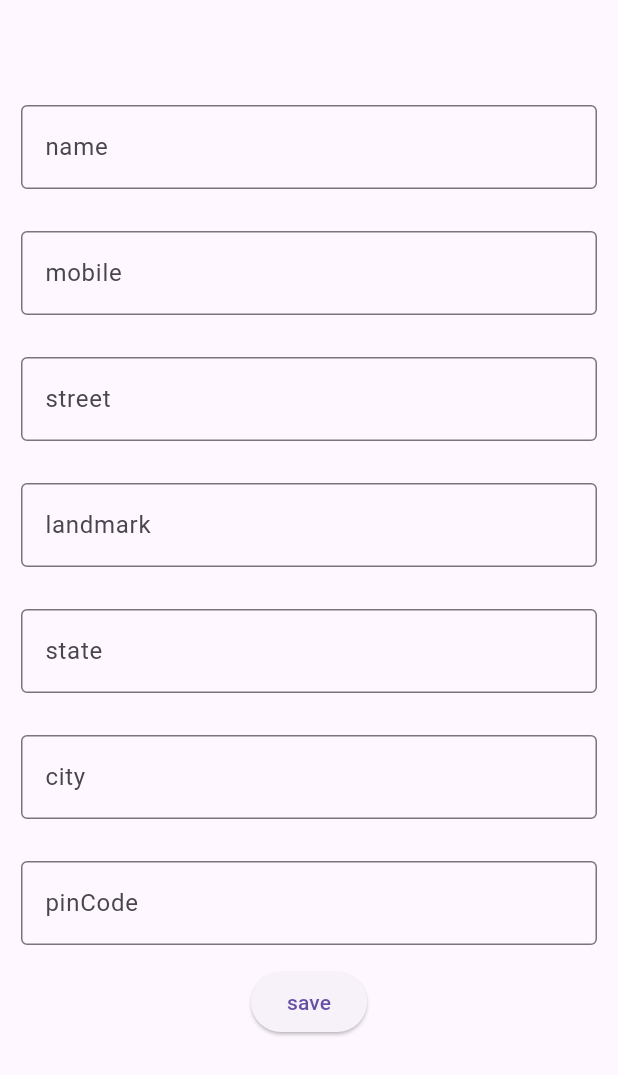
After one commit to 200MUSTAFA001/E-Commerce_App, a Flutter app: the AddNewAddressPage screen opened by its route, after a tap on "save", on a phone screen of 412 x 824 dp. The commit adds this screen. Shown: the top 1075 px of the screen. Run offline on Flutter 3.47's test engine with Material 3 defaults, Android fonts, the phone set to English and light mode, and no system bars; our stand-ins replace cached_network_image, dartx, dio, flutter_bloc, flutter_rating_bar, flutter_snake_navigationbar and 9 more; network calls fail.

Commit message:
feat: add user addresses functionality and routing
This commit introduces the ability for users to manage their addresses.

Key changes include:
- Added `AddressModel` for representing user address data.
- Implemented `AddressCubit` and `AddressState` for managing address data using `hydrated_bloc` for persistence.
- Created `UserAddressesPage` to display a list of saved addresses and allow adding new ones.
- Created `AddNewAddressPage` with a form for users to input new address details.
- Updated `AppRouter` to include routes for `userAddressesPage` and `addNewAddressPage`.
- Added a navigation entry point to `UserAddressesPage` from the `HomePage` app bar.

```diff
--- a/lib/app_router.dart
+++ b/lib/app_router.dart
@@ -3,6 +3,7 @@
 import 'package:api_app/data/models/category_item_model.dart';
 import 'package:api_app/data/repository/products_repo.dart';
 import 'package:api_app/data/services/web_services.dart';
+import 'package:api_app/logic/cubit/address_cubit.dart';
 import 'package:api_app/logic/cubit/search_cubit.dart';
 import 'package:api_app/presentation/screens/cart/cart_page.dart';
 import 'package:api_app/presentation/screens/categories_page.dart';
@@ -12,6 +13,8 @@ import 'package:api_app/presentation/screens/product_page/product_image_Interact
 import 'package:api_app/presentation/screens/products_by_category_page.dart';
 import 'package:api_app/presentation/screens/products_on_sale_page.dart';
 import 'package:api_app/presentation/screens/search/search_page.dart';
+import 'package:api_app/presentation/screens/user_addresses/add_new_address_page.dart';
+import 'package:api_app/presentation/screens/user_addresses/user_addresses_page.dart';
 import 'package:api_app/presentation/screens/wishlist/wishlist_page.dart';
 import 'package:flutter_bloc/flutter_bloc.dart';
 import 'package:go_router/go_router.dart';
@@ -30,6 +33,10 @@ class AppRouter {
   static const String productImageInteractiveViewer =
       "/productImageInteractiveViewer";
   static const String searchPage = "/searchPage";
+  //
+  static const String userAddressesPage = "/userAddressesPage";
+  static const String addNewAddressPage = "/addNewAddressPage";
+  static const String editAddressPage = "/editAddressPage";
 
   //
   //
@@ -87,6 +94,20 @@ class AppRouter {
           child: const SearchPage(),
         ),
       ),
+      GoRoute(
+        path: userAddressesPage,
+        builder: (context, state) => BlocProvider(
+          create: (context) => AddressCubit(),
+          child: const UserAddressesPage(),
+        ),
+      ),
+      GoRoute(
+        path: addNewAddressPage,
+        builder: (context, state) => BlocProvider(
+          create: (context) => AddressCubit(),
+          child: AddNewAddressPage(),
+        ),
+      )
     ],
   );
 }
--- /dev/null
+++ b/lib/data/models/address_model.dart
@@ -0,0 +1,79 @@
+class AddressModel {
+  final int? addressID;
+  final String name;
+  final String mobileNumber;
+  final String streetDetails;
+  final String landMark;
+  final String state;
+  final String city_district;
+  final String pinCode;
+  final AddressType addressType;
+  final bool defaultAddress;
+
+  AddressModel({
+    this.addressID,
+    required this.name,
+    required this.mobileNumber,
+    required this.streetDetails,
+    required this.landMark,
+    required this.state,
+    required this.city_district,
+    required this.pinCode,
+    required this.addressType,
+    this.defaultAddress = false,
+  });
+
+  factory AddressModel.fromJson(Map<String, dynamic> json) => AddressModel(
+        addressID: json["addressID"],
+        name: json["name"],
+        mobileNumber: json["mobileNumber"],
+        streetDetails: json["streetDetails"],
+        landMark: json["landMark"],
+        state: json["state"],
+        city_district: json["city_district"],
+        pinCode: json["pinCode"],
+        addressType: AddressType.values
+            .firstWhere((element) => element.name == json["addressType"]),
+        defaultAddress: json["defaultAddress"],
+      );
+
+  Map<String, dynamic> toJson() => {
+        "addressID": addressID,
+        "name": name,
+        "mobileNumber": mobileNumber,
+        "streetDetails": streetDetails,
+        "landMark": landMark,
+        "state": state,
+        "city_district": city_district,
+        "pinCode": pinCode,
+        "addressType": addressType.name,
+        "defaultAddress": defaultAddress,
+      };
+
+  AddressModel copyWith({
+    int? addressID,
+    String? name,
+    String? mobileNumber,
+    String? streetDetails,
+    String? landMark,
+    String? state,
+    String? city_district,
+    String? pinCode,
+    AddressType? addressType,
+    bool? defaultAddress,
+  }) =>
+      AddressModel(
+        addressID: addressID ?? this.addressID,
+        name: name ?? this.name,
+        mobileNumber: mobileNumber ?? this.mobileNumber,
+        streetDetails: streetDetails ?? this.streetDetails,
+        landMark: landMark ?? this.landMark,
+        state: state ?? this.state,
+        city_district: city_district ?? this.city_district,
+        pinCode: pinCode ?? this.pinCode,
+        addressType: addressType ?? this.addressType,
+        defaultAddress: defaultAddress ?? this.defaultAddress,
+      );
+}
+
+enum AddressType { home, office, other }
--- /dev/null
+++ b/lib/logic/cubit/address_cubit.dart
@@ -0,0 +1,87 @@
+import 'package:api_app/data/models/address_model.dart';
+import 'package:flutter/material.dart';
+import 'package:hydrated_bloc/hydrated_bloc.dart';
+
+part 'address_state.dart';
+
+class AddressCubit extends HydratedCubit<AddressState> {
+  AddressCubit() : super(AddressInitial());
+
+  void addAddress(AddressModel address) {
+    //
+    final currentState = state;
+    //
+    try {
+      if (currentState is AddressLoaded) {
+        //
+        final newID = currentState.addressID + 1;
+        //
+        final addressesList =
+            List<AddressModel>.from(currentState.userAddressesList);
+
+        final savedAddress = address.copyWith(addressID: newID);
+
+        addressesList.add(savedAddress);
+
+        emit(AddressLoaded(userAddressesList: addressesList, addressID: newID));
+      } else {
+        emit(AddressLoaded(
+            userAddressesList: [address.copyWith(addressID: 1)], addressID: 1));
+      }
+    } catch (e) {
+      emit(AddressError());
+    }
+  }
+
+  void removeAddress(int addressID) {
+    final currentState = state;
+
+    if (currentState is AddressLoaded) {
+      final addressesList =
+          List<AddressModel>.from(currentState.userAddressesList);
+
+      addressesList.removeWhere((address) => address.addressID == addressID);
+
+      if (addressesList.isEmpty) {
+        emit(AddressEmpty());
+      } else {
+        emit(AddressLoaded(
+            userAddressesList: addressesList,
+            addressID: currentState.addressID));
+      }
+    }
+  }
+
+  @override
+  AddressState? fromJson(Map<String, dynamic> json) {
+    try {
+      final jsonAddressesList = json["addressesList"] as List;
+      final userAddressesList = jsonAddressesList
+          .map((address) => AddressModel.fromJson(address))
+          .toList();
+
+      if (userAddressesList.isEmpty) return AddressEmpty();
+
+      return AddressLoaded(
+        userAddressesList: userAddressesList,
+        addressID: json["addressID"] as int? ?? 0,
+      );
+    } catch (e) {
+      return AddressError();
+    }
+  }
+
+  @override
+  Map<String, dynamic>? toJson(AddressState state) {
+    if (state is AddressLoaded) {
+      final storedList = state.userAddressesList;
+      final addressID = state.addressID;
+
+      return {
+        "addressesList": storedList.map((address) => address.toJson()).toList(),
+        "addressID": addressID,
+      };
+    }
+    return null;
+  }
+}
--- /dev/null
+++ b/lib/logic/cubit/address_state.dart
@@ -0,0 +1,17 @@
+part of 'address_cubit.dart';
+
+@immutable
+sealed class AddressState {}
+
+final class AddressInitial extends AddressState {}
+
+final class AddressLoaded extends AddressState {
+  final List<AddressModel> userAddressesList;
+  final int addressID;
+
+  AddressLoaded({required this.userAddressesList, required this.addressID});
+}
+
+final class AddressEmpty extends AddressState {}
+
+final class AddressError extends AddressState {}
--- a/lib/logic/cubit/search_cubit.dart
+++ b/lib/logic/cubit/search_cubit.dart
@@ -16,7 +16,7 @@ part 'search_state.dart';
 class SearchCubit extends Cubit<SearchState> {
   SearchCubit() : super(SearchInitial());
 
-  List<Product> originalList = []; // Todo for filter default List
+  List<Product> originalList = [];
 
   Future<void> getSearchList(String product, bool searchFieldIsEmpty) async {
     final ProductsSearchService searchForProductService =
--- a/lib/presentation/screens/home_page.dart
+++ b/lib/presentation/screens/home_page.dart
@@ -54,6 +54,11 @@ class _HomePageState extends State<HomePage> {
             backgroundColor: Colors.transparent,
             elevation: 0,
             actions: [
+              IconButton(
+                  onPressed: () {
+                    context.push(AppRouter.userAddressesPage);
+                  },
+                  icon: Icon(Icons.ac_unit)),
               Hero(
                 tag: "searchBarTag",
                 child: IconButton(
--- /dev/null
+++ b/lib/presentation/screens/user_addresses/add_new_address_page.dart
@@ -0,0 +1,106 @@
+import 'package:api_app/data/models/address_model.dart';
+import 'package:api_app/extensions.dart';
+import 'package:api_app/logic/cubit/address_cubit.dart';
+import 'package:flutter/material.dart';
+import 'package:flutter_bloc/flutter_bloc.dart';
+import 'package:go_router/go_router.dart';
+
+class AddNewAddressPage extends StatefulWidget {
+  const AddNewAddressPage({super.key});
+
+  @override
+  State<AddNewAddressPage> createState() => _AddNewAddressPageState();
+}
+
+class _AddNewAddressPageState extends State<AddNewAddressPage> {
+  final TextEditingController nameController = TextEditingController();
+  final TextEditingController mobileController = TextEditingController();
+  final TextEditingController streetController = TextEditingController();
+  final TextEditingController landmarkController = TextEditingController();
+  final TextEditingController stateController = TextEditingController();
+  final TextEditingController cityController = TextEditingController();
+  final TextEditingController pinCodeController = TextEditingController();
+
+  @override
+  void dispose() {
+    nameController.dispose();
+    mobileController.dispose();
+    streetController.dispose();
+    landmarkController.dispose();
+    stateController.dispose();
+    cityController.dispose();
+    pinCodeController.dispose();
+    super.dispose();
+  }
+
+  @override
+  Widget build(BuildContext context) {
+    return Scaffold(
+      resizeToAvoidBottomInset: false,
+      appBar: AppBar(),
+      body: SizedBox(
+        width: context.width * 1,
+        height: context.height * 1,
+        child: SingleChildScrollView(
+          child: Column(
+            children: [
+              TextField(
+                controller: nameController,
+                decoration: const InputDecoration(
+                    border: OutlineInputBorder(), label: Text("name")),
+              ).allPadding(padding: 14),
+              TextField(
+                controller: mobileController,
+                decoration: const InputDecoration(
+                    border: OutlineInputBorder(), label: Text("mobile")),
+              ).allPadding(padding: 14),
+              TextField(
+                controller: streetController,
+                decoration: const InputDecoration(
+                    border: OutlineInputBorder(), label: Text("street")),
+              ).allPadding(padding: 14),
+              TextField(
+                controller: landmarkController,
+                decoration: const InputDecoration(
+                    border: OutlineInputBorder(), label: Text("landmark")),
+              ).allPadding(padding: 14),
+              TextField(
+                controller: stateController,
+                decoration: const InputDecoration(
+                    border: OutlineInputBorder(), label: Text("state")),
+              ).allPadding(padding: 14),
+              TextField(
+                controller: cityController,
+                decoration: const InputDecoration(
+                    border: OutlineInputBorder(), label: Text("city")),
+              ).allPadding(padding: 14),
+              TextField(
+                controller: pinCodeController,
+                decoration: const InputDecoration(
+                    border: OutlineInputBorder(), label: Text("pinCode")),
+              ).allPadding(padding: 14),
+              ElevatedButton(
+                  onPressed: () {
+                    final AddressModel addressModel = AddressModel(
+                      name: nameController.text,
+                      mobileNumber: mobileController.text,
+                      streetDetails: streetController.text,
+                      landMark: landmarkController.text,
+                      state: stateController.text,
+                      city_district: cityController.text,
+                      pinCode: pinCodeController.text,
+                      addressType: AddressType.home,
+                    );
+
+                    context.read<AddressCubit>().addAddress(addressModel);
+
+                    context.pop();
+                  },
+                  child: const Text("save")),
+            ],
+          ),
+        ),
+      ),
+    );
+  }
+}
```
Also changed, not shown: lib/presentation/screens/user_addresses/user_addresses_page.dart (added, +63 -0 lines), lib/presentation/screens/user_addresses/edit_address_page.dart (added).
